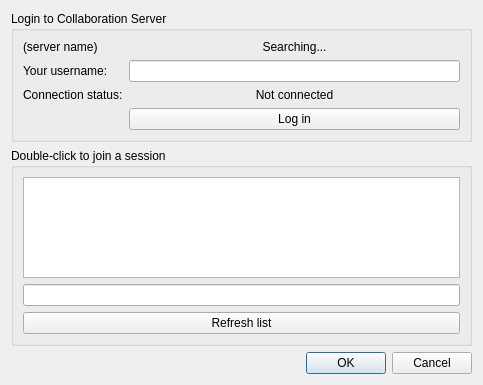
Before: the Qt Designer form client/sessionjoindialog.ui in maltanar/qt-collaborative-drawing, drawn with Qt 5.
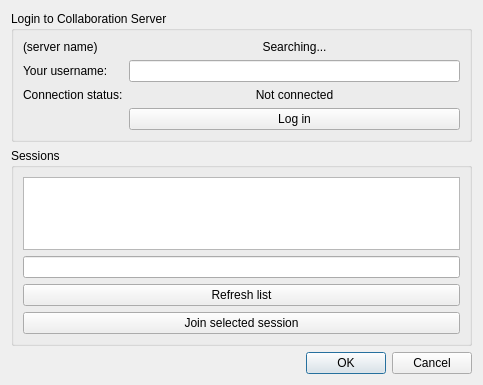
After: the same form once the commit is applied.

Commit message: add join session button to dialog

Diff of the .ui file:
```diff
--- a/client/sessionjoindialog.ui
+++ b/client/sessionjoindialog.ui
@@ -77,7 +77,7 @@
    <item>
     <widget class="QGroupBox" name="groupBox_2">
      <property name="title">
-      <string>Double-click to join a session</string>
+      <string>Sessions</string>
      </property>
      <layout class="QVBoxLayout" name="verticalLayout_2">
       <item>
@@ -93,6 +93,13 @@
         </property>
        </widget>
       </item>
+      <item>
+       <widget class="QPushButton" name="joinSession">
+        <property name="text">
+         <string>Join selected session</string>
+        </property>
+       </widget>
+      </item>
      </layout>
     </widget>
    </item>
```
The commit also changes 2 other files.
